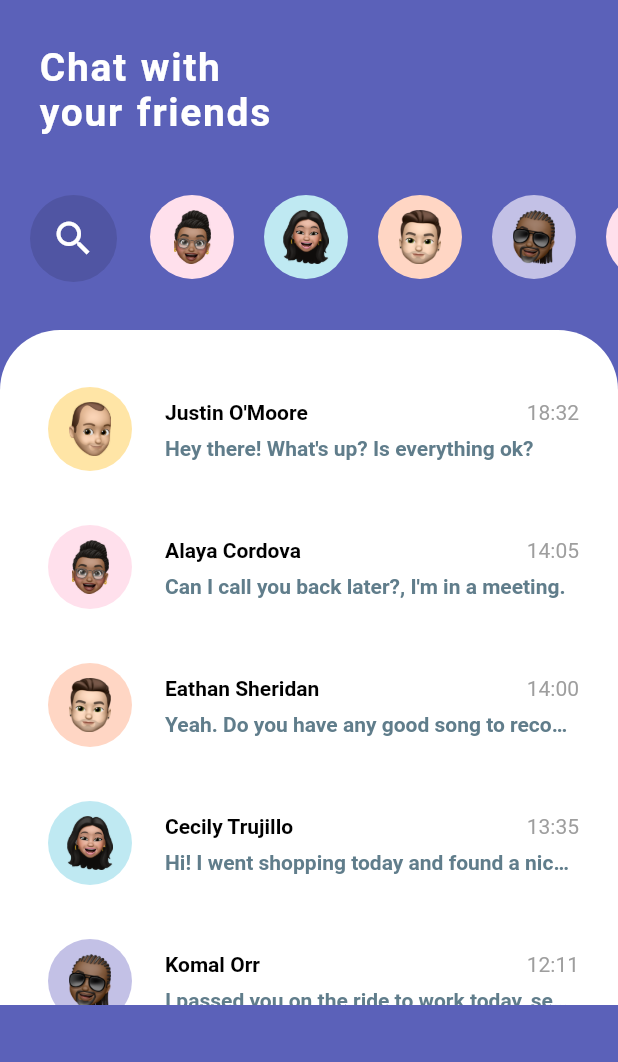
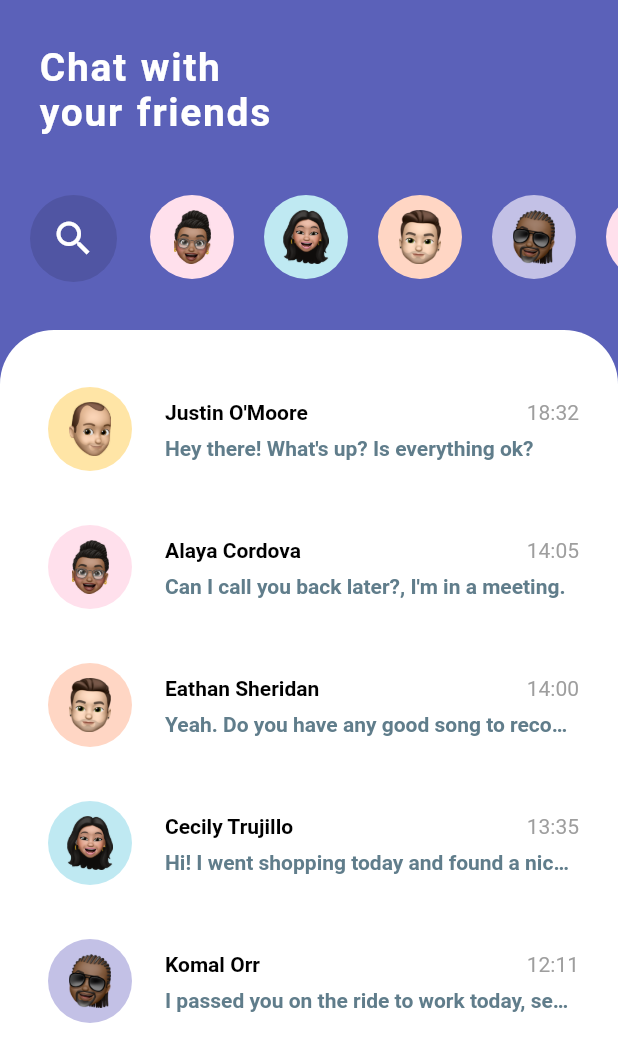
Before and after one commit to jsuarezruiz/flutter-chat-app-challenge, a Flutter app: the screen it shows after launch, on a phone screen of 412 x 824 dp. Shown: the top 1062 px of the screen. Run offline on Flutter 3.47's test engine with Material 2 defaults, Android fonts, the phone set to English and light mode, and no system bars; Roboto replaces fonts that are missing (Metropolis Black, Metropolis Light, Metropolis Regular).

Commit message:
Updated code

```diff
--- a/src/lib/screen/home.dart
+++ b/src/lib/screen/home.dart
@@ -14,6 +14,8 @@ class Home extends StatefulWidget {
 }
 
 class _HomeState extends State<Home> {
+  final MessageService messageService = MessageService();
+
   @override
   Widget build(BuildContext context) {
     return Scaffold(
@@ -21,8 +23,8 @@ class _HomeState extends State<Home> {
         elevation: 0,
         backgroundColor: accentColor,
         toolbarHeight: 120,
-        title: Padding(
-          padding: const EdgeInsets.only(left: 10.0),
+        title: const Padding(
+          padding: EdgeInsets.only(left: 10.0),
           child: Text(
             "Chat with \nyour friends",
             style: TextStyle(
@@ -41,7 +43,9 @@ class _HomeState extends State<Home> {
         child: Column(
           children: [
             buildSuggestedContactsWidget(),
-            buildRecentChatsWidget(),
+            Expanded(
+              child: buildRecentChatsWidget(),
+            ),
           ],
         ),
       ),
@@ -49,6 +53,8 @@ class _HomeState extends State<Home> {
   }
 
   Widget buildSuggestedContactsWidget() {
+    List<User> users = messageService.getUsers();
+
     return Container(
       height: 100,
       child: Padding(
@@ -58,12 +64,12 @@ class _HomeState extends State<Home> {
             Padding(
               padding: const EdgeInsets.all(10.0),
               child: Container(
-                decoration: BoxDecoration(
+                decoration: const BoxDecoration(
                   shape: BoxShape.circle,
                   color: Colors.black12,
                 ),
-                child: Padding(
-                  padding: const EdgeInsets.all(14.0),
+                child: const Padding(
+                  padding: EdgeInsets.all(14.0),
                   child: Icon(
                     Icons.search,
                     color: Colors.white,
@@ -90,21 +96,22 @@ class _HomeState extends State<Home> {
   }
 
   Widget buildRecentChatsWidget() {
+    List<Message> chats = messageService.getChats();
+
     return Container(
-      decoration: BoxDecoration(
+      decoration: const BoxDecoration(
         color: Colors.white,
         borderRadius: BorderRadius.only(
-          topLeft: Radius.circular(40.0),
-          topRight: Radius.circular(40.0),
+          topLeft: Radius.circular(36.0),
+          topRight: Radius.circular(36.0),
         ),
       ),
       child: ClipRRect(
-        borderRadius: BorderRadius.only(
-          topLeft: Radius.circular(40.0),
-          topRight: Radius.circular(40.0),
+        borderRadius: const BorderRadius.only(
+          topLeft: Radius.circular(36.0),
+          topRight: Radius.circular(36.0),
         ),
         child: Container(
-          height: 450,
           child: Padding(
             padding: const EdgeInsets.fromLTRB(10.0, 20.0, 10.0, 0.0),
             child: ListView.builder(
--- a/src/lib/services/message_service.dart
+++ b/src/lib/services/message_service.dart
@@ -2,68 +2,70 @@ import 'package:flutter/material.dart';
 import 'package:flutter_chat_app_challenge/models/message.dart';
 import 'package:flutter_chat_app_challenge/models/user.dart';
 
-// Users
-final User user1 = User(
+class MessageService {
+  User user1 = User(
     name: 'Alaya Cordova',
     image: 'images/emoji1.png',
-  color: Color(0xFFFFE0EC),
+    color: const Color(0xFFFFE0EC),
   );
 
-final User user2 = User(
+  User user2 = User(
     name: 'Cecily Trujillo',
     image: 'images/emoji2.png',
-  color: Color(0xFFBFE9F2),
+    color: const Color(0xFFBFE9F2),
   );
 
-final User user3 = User(
+  User user3 = User(
     name: 'Eathan Sheridan',
     image: 'images/emoji3.png',
-  color: Color(0xFFFFD6C4),
+    color: const Color(0xFFFFD6C4),
   );
 
-final User user4 = User(
+  User user4 = User(
     name: 'Komal Orr',
     image: 'images/emoji4.png',
-  color: Color(0xFFC3C1E6),
+    color: const Color(0xFFC3C1E6),
   );
 
-final User user5 = User(
+  User user5 = User(
     name: 'Sariba Abood',
     image: 'images/emoji5.png',
-  color: Color(0xFFFFE0EC),
+    color: const Color(0xFFFFE0EC),
   );
 
-final User user6 = User(
+  User user6 = User(
     name: 'Justin O\'Moore',
     image: 'images/emoji6.png',
-  color: Color(0xFFFFE5A6),
+    color: const Color(0xFFFFE5A6),
   );
 
-final User user7 = User(
+  User user7 = User(
     name: 'Alissia Shah',
     image: 'images/emoji7.png',
-  color: Color(0xFFFFE0EC),
+    color: const Color(0xFFFFE0EC),
   );
 
-final User user8 = User(
+  User user8 = User(
     name: 'Antoni Whitney',
     image: 'images/emoji8.png',
-  color: Color(0xFFFFE0EC),
+    color: const Color(0xFFFFE0EC),
   );
 
-final User user9 = User(
+  User user9 = User(
     name: 'Jaime Zuniga',
     image: 'images/emoji9.png',
-  color: Color(0xFFC3C1E6),
+    color: const Color(0xFFC3C1E6),
   );
 
-final User user10 = User(
+  User user10 = User(
     name: 'Barbara Cherry',
     image: 'images/emoji10.png',
-  color: Color(0xFFFF95A2),
+    color: const Color(0xFFFF95A2),
   );
 
-List<User> users = [
+  // Users
+  List<User> getUsers() {
+    return [
       user1,
       user2,
       user3,
@@ -75,9 +77,11 @@ List<User> users = [
       user9,
       user10
     ];
+  }
 
   // Chats
-List<Message> chats = [
+  List<Message> getChats() {
+    return [
       Message(
         sender: user6,
         time: '18:32',
@@ -104,19 +108,37 @@ List<Message> chats = [
         text: 'I passed you on the ride to work today, see you later.',
       ),
     ];
+  }
 
   // Chat messages
   List<Message> getMessages(User sender) {
     return [
       Message(
+        sender: null,
+        time: '18:42',
+        text: 'Yeah I know. I\'m in the same position 😂',
+      ),
+      Message(
         sender: sender,
-      time: '18:35',
-      text: 'Hey there! What\'s up?',
+        time: '18:39',
+        text: 'It\'s hard to be productive, man 😞',
+      ),
+      Message(
+        sender: sender,
+        time: '18:39',
+        text:
+            'Same here! Been watching YouTube for the past 5 hours despite of having so much to do! 😅',
       ),
       Message(
         sender: null,
         time: '18:36',
         text: 'Nothing. Just chilling and watching YouTube. What about you?',
       ),
+      Message(
+        sender: sender,
+        time: '18:35',
+        text: 'Hey there! What\'s up?',
+      ),
     ];
   }
+}
--- a/src/lib/widgets/recent_chat.dart
+++ b/src/lib/widgets/recent_chat.dart
@@ -17,7 +17,7 @@ class RecentChat extends StatelessWidget {
         ),
       ),
       child: Container(
-        padding: EdgeInsets.symmetric(
+        padding: const EdgeInsets.symmetric(
           vertical: 10,
         ),
         child: ListTile(
@@ -42,7 +42,7 @@ class RecentChat extends StatelessWidget {
                 children: [
                   Text(
                     message.sender!.name!,
-                    style: TextStyle(
+                    style: const TextStyle(
                       fontSize: 14,
                       fontFamily: 'Metropolis Black',
                       fontWeight: FontWeight.bold,
@@ -51,7 +51,7 @@ class RecentChat extends StatelessWidget {
                   ),
                   Text(
                     message.time!,
-                    style: TextStyle(
+                    style: const TextStyle(
                       fontSize: 14,
                       fontFamily: 'Metropolis Regular',
                       fontWeight: FontWeight.normal,
@@ -67,7 +67,7 @@ class RecentChat extends StatelessWidget {
           ),
           subtitle: Text(
             message.text!,
-            style: TextStyle(
+            style: const TextStyle(
               color: Colors.blueGrey,
               fontFamily: 'Metropolis Light',
               fontSize: 14.0,
```
Also changed, not shown: src/lib/screen/details.dart (+201 -2 lines), src/lib/widgets/chat_message.dart (added, +146 -0 lines). Lines whose indentation alone changed are shown as unchanged.
